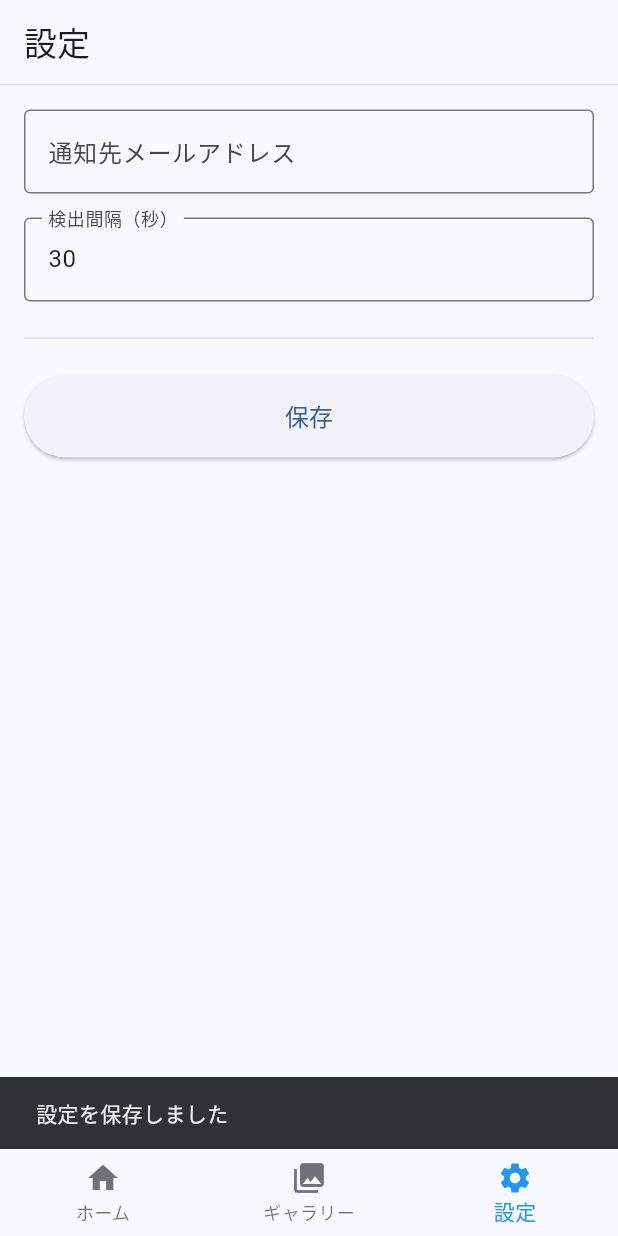
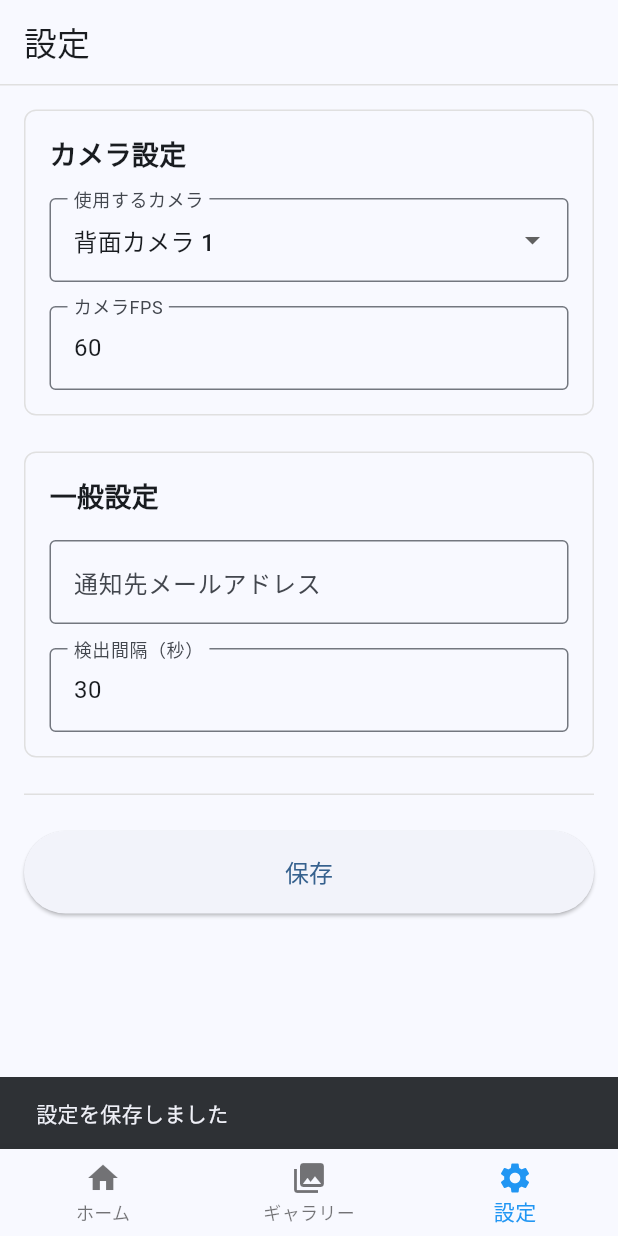
Before and after one commit to hika3390/Parking-Monitor, a Flutter app: the screen it shows after launch, item 3 of the bottom bar chosen, after a tap on "保存", on a phone screen of 412 x 824 dp. Run offline on Flutter 3.47's test engine with Material 3 defaults, Android fonts, the light colour scheme and no system bars; our stand-ins replace camera, image_gallery_saver, permission_handler, shared_preferences, transparent_image, video_player; missing offline and left inert: mailer, video_thumbnail.

Commit message:
カメラ設定追加

```diff
--- a/lib/screens/camera_screen.dart
+++ b/lib/screens/camera_screen.dart
@@ -71,13 +71,17 @@ class _CameraScreenState extends State<CameraScreen> with WidgetsBindingObserver
 
         if (!_isCameraAvailable) return;
 
-      // カメラコントローラーの初期化
-      final camera = cameras.first;
+        // 設定で選択されたカメラを使用
+        var selectedIndex = AppConfig.getSelectedCamera();
+        if (selectedIndex >= cameras.length) {
+          selectedIndex = 0;
+        }
+        final camera = cameras[selectedIndex];
       final controller = CameraController(
         camera,
         ResolutionPreset.ultraHigh,
         enableAudio: true,
-        fps: 60,
+        fps: AppConfig.getCameraFps(),
         imageFormatGroup: ImageFormatGroup.jpeg
       );
 
--- a/lib/screens/settings_screen.dart
+++ b/lib/screens/settings_screen.dart
@@ -1,4 +1,5 @@
 import 'package:flutter/material.dart';
+import 'package:camera/camera.dart';
 import '../utils/config.dart';
 import '../services/mail_service.dart';
 
@@ -12,17 +13,59 @@ class SettingsScreen extends StatefulWidget {
 class _SettingsScreenState extends State<SettingsScreen> {
   final _emailController = TextEditingController();
   final _intervalController = TextEditingController();
+  final _fpsController = TextEditingController();
+  List<CameraDescription> _cameras = [];
+  int _selectedCameraIndex = 0;
+  bool _isLoading = true;
 
   @override
   void initState() {
     super.initState();
     _emailController.text = AppConfig.getEmail() ?? '';
     _intervalController.text = AppConfig.getDetectionInterval().toString();
+    _fpsController.text = AppConfig.getCameraFps().toString();
+    _loadCameras();
+  }
+
+  Future<void> _loadCameras() async {
+    try {
+      _cameras = await availableCameras();
+      _selectedCameraIndex = AppConfig.getSelectedCamera();
+      // 保存されているインデックスが有効範囲を超えている場合は0に設定
+      if (_selectedCameraIndex >= _cameras.length) {
+        _selectedCameraIndex = 0;
+      }
+    } catch (e) {
+      if (mounted) {
+        ScaffoldMessenger.of(context).showSnackBar(
+          SnackBar(content: Text('カメラの取得に失敗しました: $e')),
+        );
+      }
+    } finally {
+      if (mounted) {
+        setState(() {
+          _isLoading = false;
+        });
+      }
+    }
+  }
+
+  String _getCameraName(CameraDescription camera) {
+    switch (camera.lensDirection) {
+      case CameraLensDirection.back:
+        return '背面カメラ';
+      case CameraLensDirection.front:
+        return '前面カメラ';
+      case CameraLensDirection.external:
+        return '外部カメラ';
+    }
   }
 
   void _saveSettings() async {
     final email = _emailController.text.trim();
     final interval = int.tryParse(_intervalController.text);
+    final fps = int.tryParse(_fpsController.text);
+    final selectedCamera = _selectedCameraIndex;
 
     if (email.isNotEmpty && !MailService.isValidEmail(email)) {
       ScaffoldMessenger.of(context).showSnackBar(
@@ -38,8 +81,17 @@ class _SettingsScreenState extends State<SettingsScreen> {
       return;
     }
 
+    if (fps == null || fps < 1) {
+      ScaffoldMessenger.of(context).showSnackBar(
+        const SnackBar(content: Text('FPSは1以上の数値を入力してください')),
+      );
+      return;
+    }
+
     await AppConfig.setEmail(email);
     await AppConfig.setDetectionInterval(interval);
+    await AppConfig.setSelectedCamera(selectedCamera);
+    await AppConfig.setCameraFps(fps);
 
     if (mounted) {
       ScaffoldMessenger.of(context).showSnackBar(
@@ -52,6 +104,7 @@ class _SettingsScreenState extends State<SettingsScreen> {
   void dispose() {
     _emailController.dispose();
     _intervalController.dispose();
+    _fpsController.dispose();
     super.dispose();
   }
 
@@ -74,6 +127,79 @@ class _SettingsScreenState extends State<SettingsScreen> {
           child: Column(
             crossAxisAlignment: CrossAxisAlignment.stretch,
             children: [
+              // カメラ設定セクション
+              Container(
+                decoration: BoxDecoration(
+                  border: Border.all(color: Colors.grey[300]!),
+                  borderRadius: BorderRadius.circular(8),
+                ),
+                padding: const EdgeInsets.all(16),
+                child: Column(
+                  crossAxisAlignment: CrossAxisAlignment.start,
+                  children: [
+                    const Text(
+                      'カメラ設定',
+                      style: TextStyle(
+                        fontSize: 18,
+                        fontWeight: FontWeight.bold,
+                      ),
+                    ),
+                    const SizedBox(height: 16),
+                    if (!_isLoading && _cameras.isNotEmpty) ...[
+                      DropdownButtonFormField<int>(
+                        value: _selectedCameraIndex,
+                        decoration: const InputDecoration(
+                          labelText: '使用するカメラ',
+                          border: OutlineInputBorder(),
+                        ),
+                        items: List.generate(_cameras.length, (index) {
+                          final camera = _cameras[index];
+                          return DropdownMenuItem(
+                            value: index,
+                            child: Text('${_getCameraName(camera)} ${index + 1}'),
+                          );
+                        }),
+                        onChanged: (value) {
+                          if (value != null) {
+                            setState(() {
+                              _selectedCameraIndex = value;
+                            });
+                          }
+                        },
+                      ),
+                      const SizedBox(height: 16),
+                    ],
+                    TextField(
+                      controller: _fpsController,
+                      decoration: const InputDecoration(
+                        labelText: 'カメラFPS',
+                        hintText: '60',
+                        border: OutlineInputBorder(),
+                      ),
+                      keyboardType: TextInputType.number,
+                    ),
+                  ],
+                ),
+              ),
+              const SizedBox(height: 24),
+              // 一般設定セクション
+              Container(
+                decoration: BoxDecoration(
+                  border: Border.all(color: Colors.grey[300]!),
+                  borderRadius: BorderRadius.circular(8),
+                ),
+                padding: const EdgeInsets.all(16),
+                child: Column(
+                  crossAxisAlignment: CrossAxisAlignment.start,
+                  children: [
+                    const Text(
+                      '一般設定',
+                      style: TextStyle(
+                        fontSize: 18,
+                        fontWeight: FontWeight.bold,
+                      ),
+                    ),
+                    const SizedBox(height: 16),
                     TextField(
                       controller: _emailController,
                       decoration: const InputDecoration(
@@ -93,7 +219,11 @@ class _SettingsScreenState extends State<SettingsScreen> {
                       ),
                       keyboardType: TextInputType.number,
                     ),
+                  ],
+                ),
+              ),
               const SizedBox(height: 24),
+              // 保存ボタン
               Container(
                 decoration: BoxDecoration(
                   border: Border(
--- a/lib/utils/config.dart
+++ b/lib/utils/config.dart
@@ -3,7 +3,11 @@ import 'package:shared_preferences/shared_preferences.dart';
 class AppConfig {
   static const String emailKey = 'notification_email';
   static const String detectionIntervalKey = 'detection_interval';
+  static const String selectedCameraKey = 'selected_camera';
+  static const String cameraFpsKey = 'camera_fps';
   static const int defaultDetectionInterval = 30; // seconds
+  static const int defaultCameraIndex = 0;
+  static const int defaultCameraFps = 60;
 
   static late SharedPreferences _prefs;
 
@@ -26,4 +30,20 @@ class AppConfig {
   static int getDetectionInterval() {
     return _prefs.getInt(detectionIntervalKey) ?? defaultDetectionInterval;
   }
+
+  static Future<void> setSelectedCamera(int index) async {
+    await _prefs.setInt(selectedCameraKey, index);
+  }
+
+  static int getSelectedCamera() {
+    return _prefs.getInt(selectedCameraKey) ?? defaultCameraIndex;
+  }
+
+  static Future<void> setCameraFps(int fps) async {
+    await _prefs.setInt(cameraFpsKey, fps);
+  }
+
+  static int getCameraFps() {
+    return _prefs.getInt(cameraFpsKey) ?? defaultCameraFps;
+  }
 }
```
Lines whose indentation alone changed are shown as unchanged.
